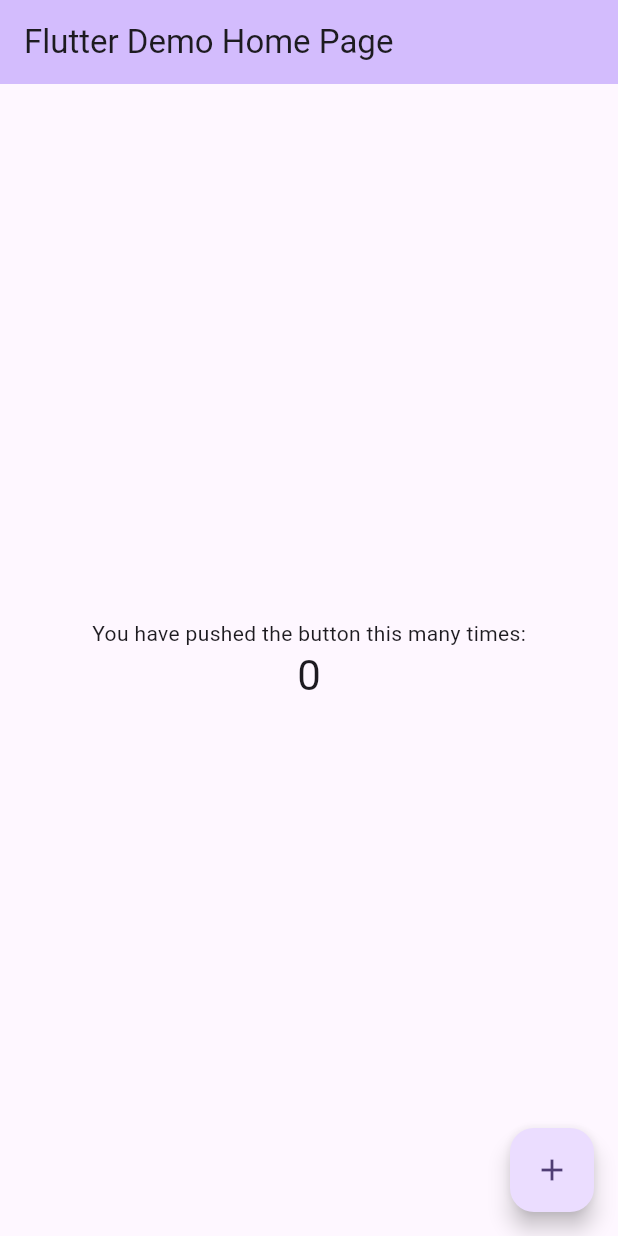
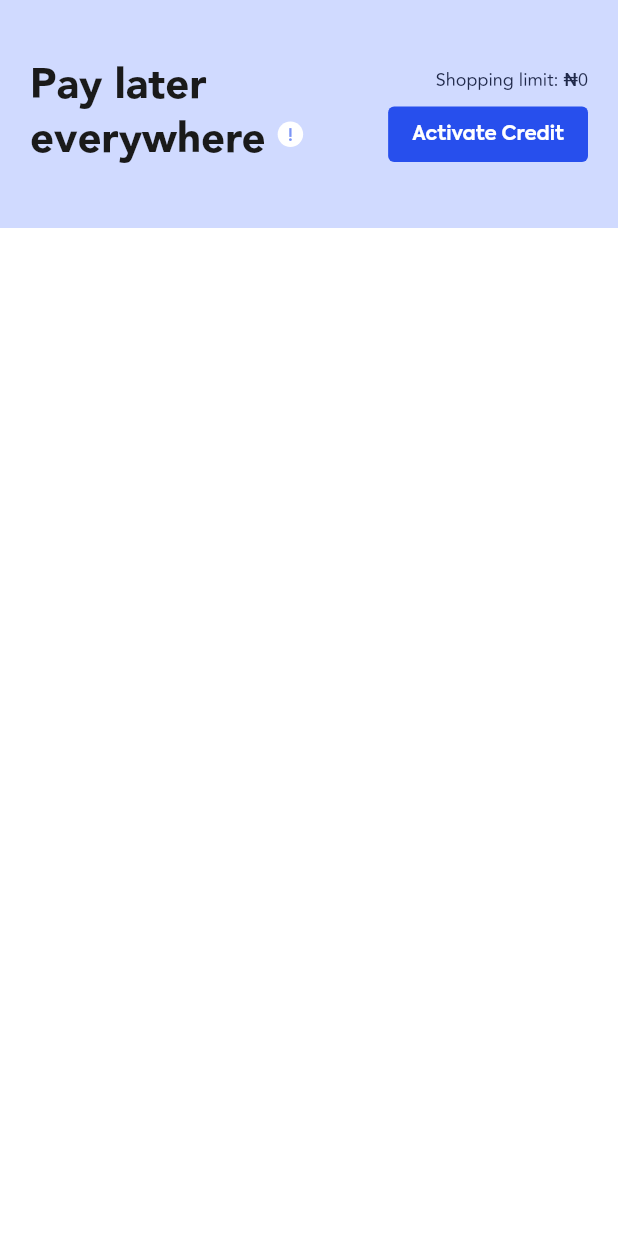
Before and after one commit to jabguru/credpal_test, a Flutter app: the screen it shows after launch, on a phone screen of 412 x 824 dp. Run offline on Flutter 3.47's test engine with Material 3 defaults, Android fonts, the phone set to English and light mode, and no system bars.

Commit message:
finished header

```diff
--- /dev/null
+++ b/lib/home.dart
@@ -0,0 +1,23 @@
+import 'package:credpal_test/constants/colors.dart';
+import 'package:credpal_test/widgets/home_header.dart';
+import 'package:flutter/material.dart';
+
+class HomeScreen extends StatelessWidget {
+  const HomeScreen({super.key});
+
+  @override
+  Widget build(BuildContext context) {
+    return Scaffold(
+      appBar: AppBar(
+        toolbarHeight: 0,
+        backgroundColor: kHeaderColor,
+        elevation: 0.0,
+      ),
+      body: const Column(
+        children: [
+          HomeHeader(),
+        ],
+      ),
+    );
+  }
+}
--- a/lib/main.dart
+++ b/lib/main.dart
@@ -1,3 +1,5 @@
+import 'package:credpal_test/constants/colors.dart';
+import 'package:credpal_test/home.dart';
 import 'package:flutter/material.dart';
 
 void main() {
@@ -7,119 +9,18 @@ void main() {
 class MyApp extends StatelessWidget {
   const MyApp({super.key});
 
-  // This widget is the root of your application.
   @override
   Widget build(BuildContext context) {
     return MaterialApp(
       title: 'Flutter Demo',
+      debugShowCheckedModeBanner: false,
       theme: ThemeData(
-        // This is the theme of your application.
-        //
-        // TRY THIS: Try running your application with "flutter run". You'll see
-        // the application has a purple toolbar. Then, without quitting the app,
-        // try changing the seedColor in the colorScheme below to Colors.green
-        // and then invoke "hot reload" (save your changes or press the "hot
-        // reload" button in a Flutter-supported IDE, or press "r" if you used
-        // the command line to start the app).
-        //
-        // Notice that the counter didn't reset back to zero; the application
-        // state is not lost during the reload. To reset the state, use hot
-        // restart instead.
-        //
-        // This works for code too, not just values: Most code changes can be
-        // tested with just a hot reload.
-        colorScheme: ColorScheme.fromSeed(seedColor: Colors.deepPurple),
-        useMaterial3: true,
+        colorScheme: ColorScheme.fromSeed(seedColor: kPrimaryColor),
+        scaffoldBackgroundColor: kWhiteColor,
+        fontFamily: 'Avenir',
+        useMaterial3: false,
       ),
-      home: const MyHomePage(title: 'Flutter Demo Home Page'),
+      home: const HomeScreen(),
     );
   }
 }
-
-class MyHomePage extends StatefulWidget {
-  const MyHomePage({super.key, required this.title});
-
-  // This widget is the home page of your application. It is stateful, meaning
-  // that it has a State object (defined below) that contains fields that affect
-  // how it looks.
-
-  // This class is the configuration for the state. It holds the values (in this
-  // case the title) provided by the parent (in this case the App widget) and
-  // used by the build method of the State. Fields in a Widget subclass are
-  // always marked "final".
-
-  final String title;
-
-  @override
-  State<MyHomePage> createState() => _MyHomePageState();
-}
-
-class _MyHomePageState extends State<MyHomePage> {
-  int _counter = 0;
-
-  void _incrementCounter() {
-    setState(() {
-      // This call to setState tells the Flutter framework that something has
-      // changed in this State, which causes it to rerun the build method below
-      // so that the display can reflect the updated values. If we changed
-      // _counter without calling setState(), then the build method would not be
-      // called again, and so nothing would appear to happen.
-      _counter++;
-    });
-  }
-
-  @override
-  Widget build(BuildContext context) {
-    // This method is rerun every time setState is called, for instance as done
-    // by the _incrementCounter method above.
-    //
-    // The Flutter framework has been optimized to make rerunning build methods
-    // fast, so that you can just rebuild anything that needs updating rather
-    // than having to individually change instances of widgets.
-    return Scaffold(
-      appBar: AppBar(
-        // TRY THIS: Try changing the color here to a specific color (to
-        // Colors.amber, perhaps?) and trigger a hot reload to see the AppBar
-        // change color while the other colors stay the same.
-        backgroundColor: Theme.of(context).colorScheme.inversePrimary,
-        // Here we take the value from the MyHomePage object that was created by
-        // the App.build method, and use it to set our appbar title.
-        title: Text(widget.title),
-      ),
-      body: Center(
-        // Center is a layout widget. It takes a single child and positions it
-        // in the middle of the parent.
-        child: Column(
-          // Column is also a layout widget. It takes a list of children and
-          // arranges them vertically. By default, it sizes itself to fit its
-          // children horizontally, and tries to be as tall as its parent.
-          //
-          // Column has various properties to control how it sizes itself and
-          // how it positions its children. Here we use mainAxisAlignment to
-          // center the children vertically; the main axis here is the vertical
-          // axis because Columns are vertical (the cross axis would be
-          // horizontal).
-          //
-          // TRY THIS: Invoke "debug painting" (choose the "Toggle Debug Paint"
-          // action in the IDE, or press "p" in the console), to see the
-          // wireframe for each widget.
-          mainAxisAlignment: MainAxisAlignment.center,
-          children: <Widget>[
-            const Text(
-              'You have pushed the button this many times:',
-            ),
-            Text(
-              '$_counter',
-              style: Theme.of(context).textTheme.headlineMedium,
-            ),
-          ],
-        ),
-      ),
-      floatingActionButton: FloatingActionButton(
-        onPressed: _incrementCounter,
-        tooltip: 'Increment',
-        child: const Icon(Icons.add),
-      ), // This trailing comma makes auto-formatting nicer for build methods.
-    );
-  }
-}
--- /dev/null
+++ b/lib/widgets/home_header.dart
@@ -0,0 +1,116 @@
+import 'package:credpal_test/constants/colors.dart';
+import 'package:credpal_test/widgets/space.dart';
+import 'package:flutter/material.dart';
+
+class HomeHeader extends StatelessWidget {
+  const HomeHeader({
+    super.key,
+  });
+
+  @override
+  Widget build(BuildContext context) {
+    return Container(
+      color: kHeaderColor,
+      width: double.infinity,
+      padding: const EdgeInsets.symmetric(horizontal: 20, vertical: 40),
+      child: Row(
+        mainAxisAlignment: MainAxisAlignment.spaceBetween,
+        children: [
+          Flexible(
+            child: Row(
+              crossAxisAlignment: CrossAxisAlignment.end,
+              children: [
+                const Flexible(
+                  child: Text(
+                    'Pay later\neverywhere',
+                    style: TextStyle(
+                      fontSize: 28.0,
+                      fontWeight: FontWeight.w900,
+                      color: kAppBlackColor,
+                      height: 1.3,
+                    ),
+                  ),
+                ),
+                const HorizontalSpace(8.0),
+                Transform.translate(
+                  offset: const Offset(0, -14),
+                  child: const CircleAvatar(
+                    radius: 8.5,
+                    backgroundColor: kWhiteColor,
+                    child: Text(
+                      '!',
+                      style: TextStyle(
+                        fontSize: 12.0,
+                        fontWeight: FontWeight.w700,
+                        color: kLightPurpleColor2,
+                      ),
+                    ),
+                  ),
+                )
+              ],
+            ),
+          ),
+          const HorizontalSpace(16.0),
+          Column(
+            crossAxisAlignment: CrossAxisAlignment.end,
+            children: [
+              RichText(
+                text: const TextSpan(
+                    style: TextStyle(
+                      fontSize: 12.0,
+                      fontWeight: FontWeight.w500,
+                      color: kDarkPurpleColor,
+                      fontFamily: 'Avenir',
+                    ),
+                    children: [
+                      TextSpan(
+                        text: 'Shopping limit: ',
+                      ),
+                      TextSpan(
+                          text: '₦',
+                          style: TextStyle(
+                            fontFamily: 'Roboto',
+                          )),
+                      TextSpan(
+                        text: '0',
+                      ),
+                    ]),
+              ),
+              const VerticalSpace(8.0),
+              const ActivateCreditButton()
+            ],
+          )
+        ],
+      ),
+    );
+  }
+}
+
+class ActivateCreditButton extends StatelessWidget {
+  const ActivateCreditButton({
+    super.key,
+  });
+
+  @override
+  Widget build(BuildContext context) {
+    return Container(
+      padding: const EdgeInsets.symmetric(
+        horizontal: 16.0,
+        vertical: 8.0,
+      ),
+      decoration: BoxDecoration(
+        color: kPrimaryColor,
+        borderRadius: BorderRadius.circular(4.0),
+      ),
+      child: const Text(
+        'Activate Credit',
+        style: TextStyle(
+          fontSize: 13.0,
+          fontFamily: 'Axiforma',
+          fontWeight: FontWeight.w700,
+          color: kWhiteColor,
+        ),
+      ),
+    );
+  }
+}
--- /dev/null
+++ b/lib/widgets/space.dart
@@ -0,0 +1,25 @@
+import 'package:flutter/material.dart';
+
+class HorizontalSpace extends StatelessWidget {
+  final double space;
+  const HorizontalSpace(this.space, {super.key});
+
+  @override
+  Widget build(BuildContext context) {
+    return SizedBox(
+      width: space,
+    );
+  }
+}
+
+class VerticalSpace extends StatelessWidget {
+  final double space;
+  const VerticalSpace(this.space, {super.key});
+
+  @override
+  Widget build(BuildContext context) {
+    return SizedBox(
+      height: space,
+    );
+  }
+}
--- a/pubspec.yaml
+++ b/pubspec.yaml
@@ -90,7 +90,7 @@ flutter:
           weight: 700
     - family: Product Sans
       fonts:
-        - asset: assets/Product-Sans-Regular.ttf
+        - asset: assets/fonts/Product-Sans-Regular.ttf
   #
   # For details regarding fonts from package dependencies,
   # see https://flutter.dev/custom-fonts/#from-packages
```
